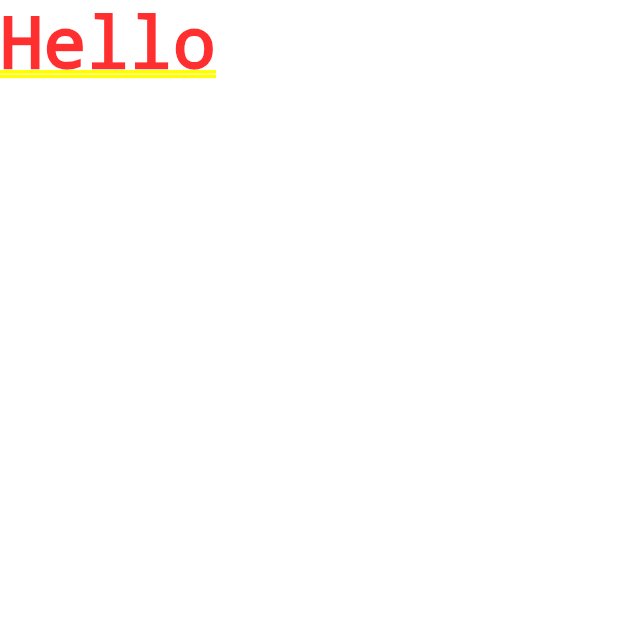
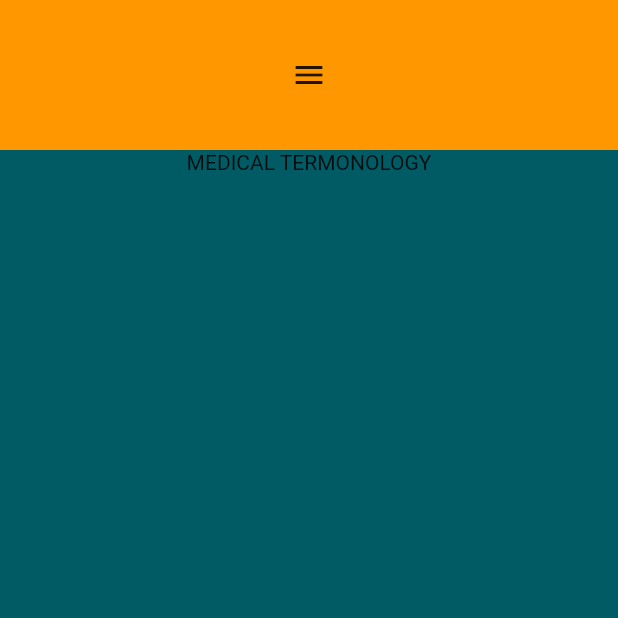
Before and after one commit to FrameTee29/Medical-Dictionary, a Flutter app: the screen it shows after launch, on a phone screen of 412 x 824 dp, the top half of it. Run offline on Flutter 3.47's test engine with Material 2 defaults, Android fonts, the phone set to English and light mode, and no system bars.

```diff
--- a/lib/main.dart
+++ b/lib/main.dart
@@ -1,4 +1,5 @@
 import 'package:flutter/material.dart';
+import 'package:medicaldictionary/screens/home.dart';
 
 void main() {
   runApp(MyApp());
@@ -8,7 +9,7 @@ class MyApp extends StatelessWidget {
   @override
   Widget build(BuildContext context) {
     return MaterialApp(
-      home: Text('Hello'),
+      home: Home(),
     );
   }
 }
--- /dev/null
+++ b/lib/screens/home.dart
@@ -0,0 +1,37 @@
+import 'package:flutter/material.dart';
+
+class Home extends StatefulWidget {
+  @override
+  _HomeState createState() => _HomeState();
+}
+
+class _HomeState extends State<Home> {
+  Widget dictionary() {
+    return Container(
+      height: 100,
+      decoration: BoxDecoration(color: Colors.orange),
+      child: Icon(Icons.menu),
+    );
+  }
+
+  @override
+  Widget build(BuildContext context) {
+    return Scaffold(
+      backgroundColor: Color.fromRGBO(1, 91, 100, 1),
+      body: SafeArea(
+        child: Column(
+          children: <Widget>[
+            Row(
+              children: <Widget>[
+                Expanded(
+                  child: dictionary(),
+                ),
+              ],
+            ),
+            Text("MEDICAL TERMONOLOGY")
+          ],
+        ),
+      ),
+    );
+  }
+}
```
